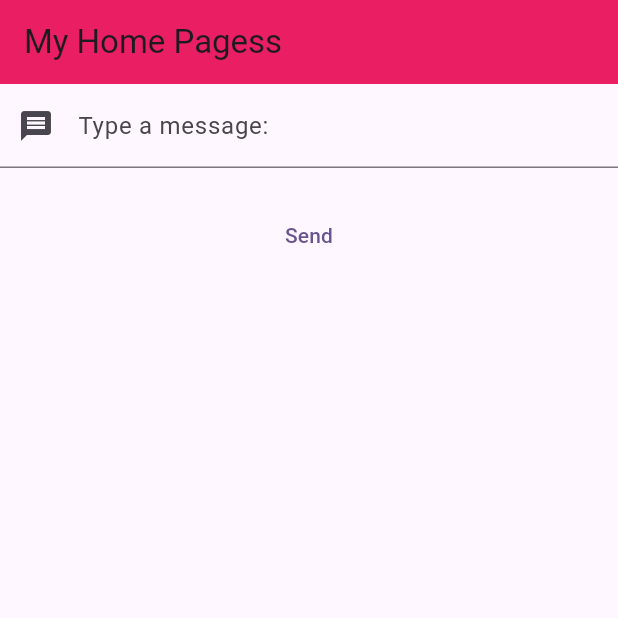
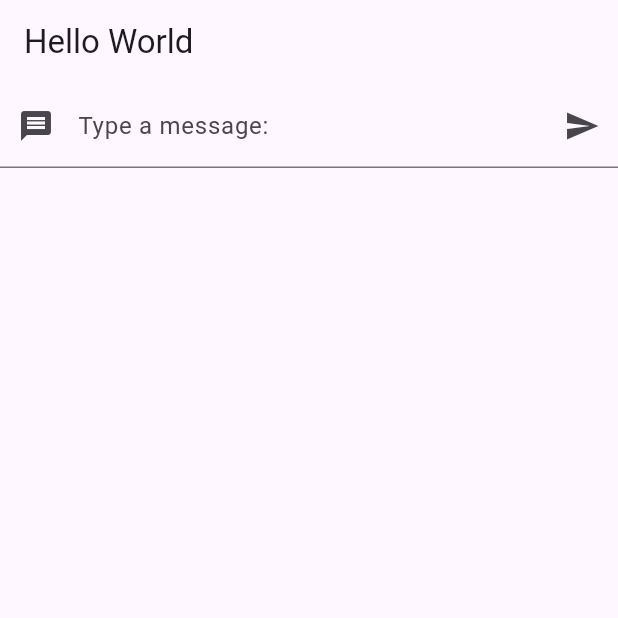
Before and after one commit to labibs30/flutter-1.0, a Flutter app: the screen it shows after launch, on a phone screen of 412 x 824 dp, the top half of it. Run offline on Flutter 3.47's test engine with Material 3 defaults, Android fonts, the phone set to English and light mode, and no system bars.

Commit message:
feat: button and callback

```diff
--- a/lib/main.dart
+++ b/lib/main.dart
@@ -1,12 +1,10 @@
 import 'package:flutter/material.dart';
 
 void main() {
-  runApp(const MyApp());
+  runApp(MyApp());
 }
 
 class MyApp extends StatelessWidget {
-  const MyApp({super.key});
-
   // This widget is the root of your application.
   @override
   Widget build(BuildContext context) {
@@ -15,39 +13,53 @@ class MyApp extends StatelessWidget {
       theme: ThemeData(
         primarySwatch: Colors.deepPurple,
         visualDensity: VisualDensity.adaptivePlatformDensity,
-        colorScheme: ColorScheme.fromSeed(seedColor: Colors.deepPurple),
-        useMaterial3: true,
       ),
-      home: const MyHomePage0(key: Key('home-page')),
+      home: MyHomePage(),
     );
   }
 }
 
-class MyHomePage0 extends StatelessWidget {
-  const MyHomePage0({super.key});
+class MyHomePage extends StatefulWidget {
+  @override
+  _MyHomePageState createState() => _MyHomePageState();
+}
+
+class _MyHomePageState extends State<MyHomePage> {
+  String text = "";
+
+  void changeText(String text) {
+    this.setState(() {
+      this.text = text;
+    });
+  }
 
   @override
   Widget build(BuildContext context) {
     return Scaffold(
       appBar: AppBar(
-        title: const Text('My Home Pagess'),
-        backgroundColor: Colors.pink,
+        title: Text("Hello World"),
       ),
-      body: TextInputWidget(),
+      body: Column(
+        children: <Widget>[
+          TextInputWidget(this.changeText),
+          Text(this.text),
+        ],
+      ),
     );
   }
 }
 
 class TextInputWidget extends StatefulWidget {
-  const TextInputWidget({super.key});
+  final Function(String) callback;
+
+  const TextInputWidget(this.callback);
 
   @override
-  State<TextInputWidget> createState() => _TextInputWidgetState();
+  _TextInputWidgetState createState() => _TextInputWidgetState();
 }
 
 class _TextInputWidgetState extends State<TextInputWidget> {
   final controller = TextEditingController();
-  String text = "";
 
   @override
   void dispose() {
@@ -55,38 +67,24 @@ class _TextInputWidgetState extends State<TextInputWidget> {
     controller.dispose();
   }
 
-  void changeText(text) {
-    if (text == "Hello World") {
-      controller.clear();
-      text = "No way!";
-    }
-    setState(() {
-      this.text = text;
-    });
+  void click() {
+    widget.callback(controller.text);
+    controller.clear();
   }
 
   @override
   Widget build(BuildContext context) {
-    return Column(children: <Widget>[
-      TextField(
-        controller: this.controller,
-        decoration: const InputDecoration(
-            prefixIcon: Icon(Icons.message), labelText: "Type a message:"),
-        onChanged: (text) => changeText(text),
-      ),
-      Text(this.text),
-      TextButton(
-        onPressed: () {
-          showDialog(
-              context: context,
-              builder: (context) {
-                return AlertDialog(
-                  content: Text(controller.text),
-                );
-              });
-        },
-        child: const Text('Send'),
-      )
-    ]);
+    return TextField(
+      controller: this.controller,
+      decoration: InputDecoration(
+          prefixIcon: Icon(Icons.message),
+          labelText: "Type a message:",
+          suffixIcon: IconButton(
+            icon: Icon(Icons.send),
+            onPressed: this.click,
+            splashColor: Colors.blue,
+            tooltip: "Post message",
+          )),
+    );
   }
 }
```
